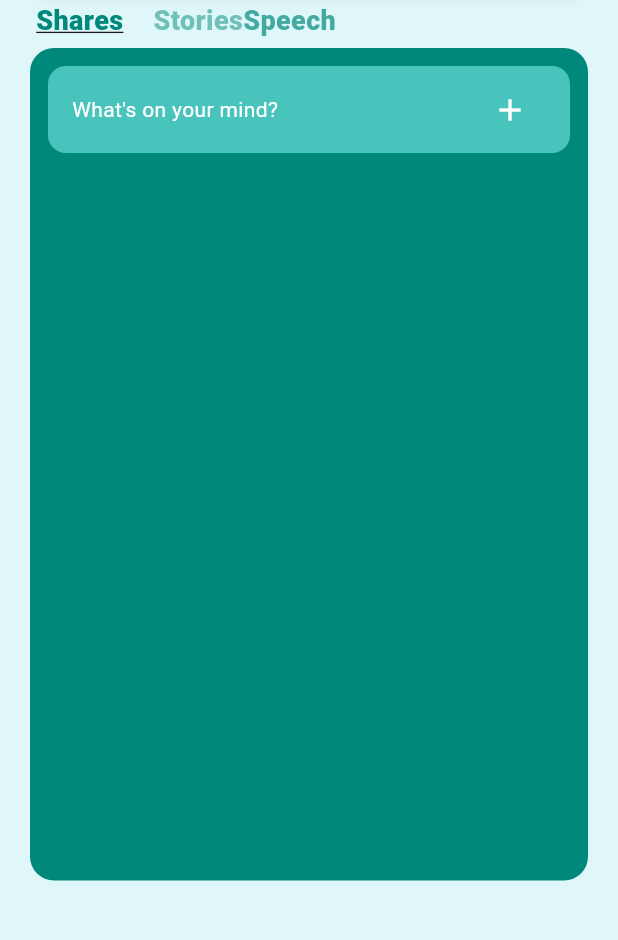
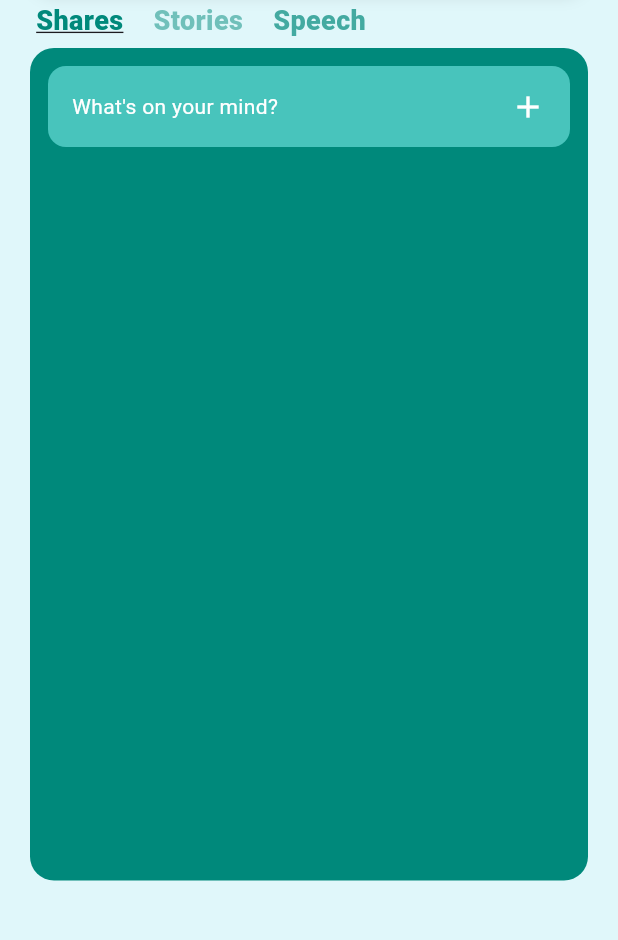
Before and after one commit to kyawnaing19/shweeshaungDaily, a Flutter app: the TeacherProfilePage screen opened directly, on a phone screen of 412 x 824 dp, the part 159-1099 px from its top. Run offline on Flutter 3.47's test engine with Material 3 defaults, Android fonts, the phone set to English and light mode, and no system bars; our stand-ins replace audioplayers, cross_file, curved_navigation_bar, dotted_border, dropdown_button2, google_fonts and 4 more; missing offline and left inert: dart:html, flutter_quill, record; accounts and stored records are empty.

Commit message:
fix some ui in teacherprofile.dart

```diff
--- a/lib/views/teacherprofile.dart
+++ b/lib/views/teacherprofile.dart
@@ -160,6 +160,9 @@ class _TeacherProfilePageState extends State<TeacherProfilePage> {
                       ),
                     ),
                   ),
+
+                  SizedBox(width: 20),
+
                   GestureDetector(
                     onTap: () {
                       Navigator.push(
@@ -221,41 +224,39 @@ class _TeacherProfilePageState extends State<TeacherProfilePage> {
                       ),
                       child: Column(
                         children: [
-                          Container(
-                            margin: const EdgeInsets.symmetric(horizontal: 12),
+                          GestureDetector(
+                            onTap: () {
+                              showModalBottomSheet(
+                                context: context,
+                                isScrollControlled: true,
+                                backgroundColor: Colors.transparent,
+                                builder:
+                                    (context) => const UploadSharesDialog(),
+                              );
+                            },
+                            child: Container(
+                              margin: const EdgeInsets.symmetric(
+                                horizontal: 12,
+                              ),
                               padding: const EdgeInsets.symmetric(
                                 horizontal: 16,
-                              vertical: 5,
+                                vertical: 15,
                               ),
                               decoration: BoxDecoration(
                                 color: kAccentColor,
                                 borderRadius: BorderRadius.circular(12),
                               ),
                               child: Row(
-                              children: [
-                                const Expanded(
+                                children: const [
+                                  Expanded(
                                     child: Text(
                                       "What's on your mind?",
                                       style: TextStyle(color: Colors.white),
                                     ),
                                   ),
-                                IconButton(
-                                  icon: const Icon(
-                                    Icons.add,
-                                    color: Colors.white,
+                                  Icon(Icons.add, color: Colors.white),
+                                ],
                               ),
-                                  onPressed: () {
-                                    showModalBottomSheet(
-                                      context: context,
-                                      isScrollControlled: true,
-                                      backgroundColor: Colors.transparent,
-                                      builder:
-                                          (context) =>
-                                              const UploadSharesDialog(),
-                                    );
-                                  },
-                                ),
-                              ],
                             ),
                           ),
                           // Additional content like shared posts could go here
```
Lines whose indentation alone changed are shown as unchanged.
